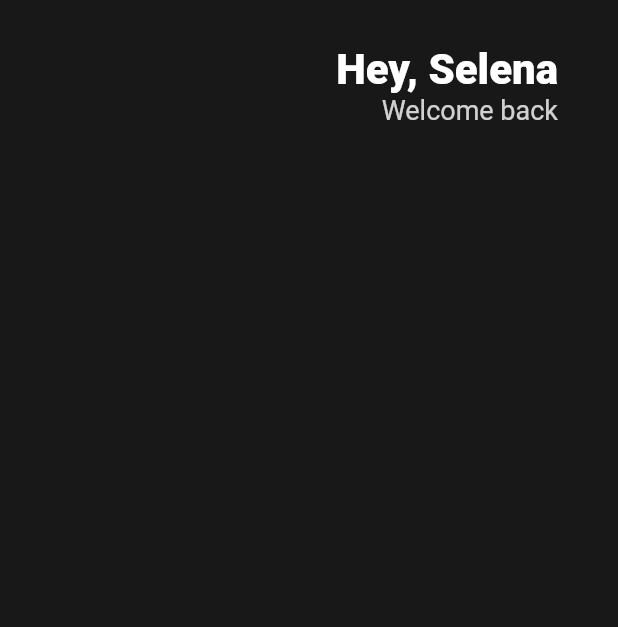
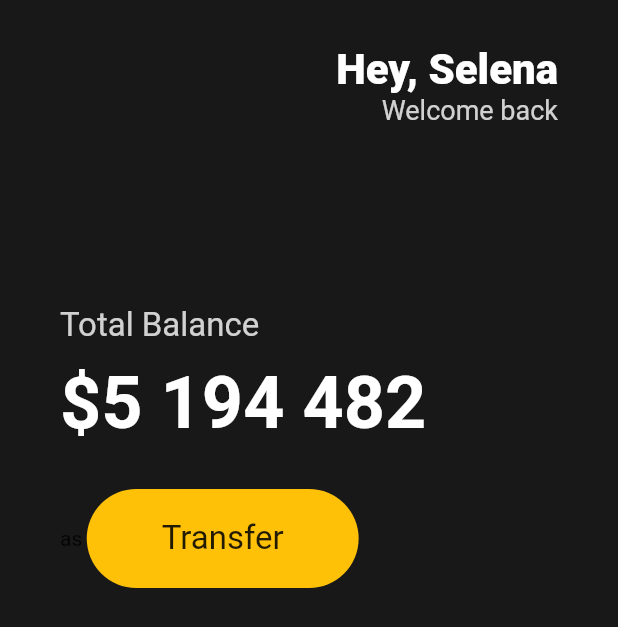
Before and after one commit to wogks/prac-noma, a Flutter app: the screen it shows after launch, on a phone screen of 412 x 824 dp. Shown: the top 627 px of the screen. Run offline on Flutter 3.47's test engine with Material 2 defaults, Android fonts, the phone set to English and light mode, and no system bars.

Commit message:
Feat: button

```diff
--- a/lib/main.dart
+++ b/lib/main.dart
@@ -30,6 +30,7 @@
       body: Padding(
         padding: const EdgeInsets.symmetric(horizontal: 40),
         child: Column(
+          crossAxisAlignment: CrossAxisAlignment.start,
           children: [
             const SizedBox(height: 30),
             Row(
@@ -53,7 +54,43 @@
                   ],
                 )
               ],
-            )
+            ),
+            const SizedBox(height: 120),
+            Text(
+              'Total Balance',
+              style:
+                  TextStyle(fontSize: 22, color: Colors.white.withOpacity(0.8)),
+            ),
+            const SizedBox(
+              height: 10,
+            ),
+            const Text(
+              '\$5 194 482',
+              style: TextStyle(
+                  fontSize: 48,
+                  color: Colors.white,
+                  fontWeight: FontWeight.w600),
+            ),
+            const SizedBox(height: 30),
+            Row(
+              children: [SelectableText('as'),
+                Container(
+                  decoration: BoxDecoration(
+                    borderRadius: BorderRadius.circular(45),
+                    color: Colors.amber,
+                  ),
+                  child: const Padding(
+                    padding: EdgeInsets.symmetric(vertical: 20, horizontal: 50),
+                    child: Text(
+                      'Transfer',
+                      style: TextStyle(
+                        fontSize: 22,
+                      ),
+                    ),
+                  ),
+                )
+              ],
+            ),
           ],
         ),
       ),
```
